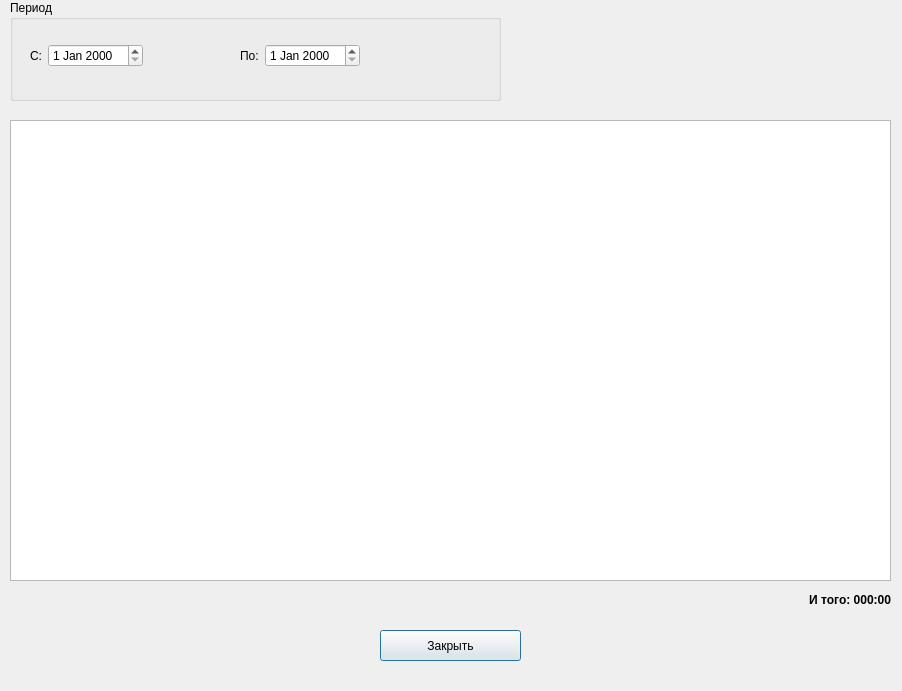
The window that TasksAccounting/worksreportdialog.ui (MishIvan/UbuntuProjects) describes before a commit, drawn with Qt 5.
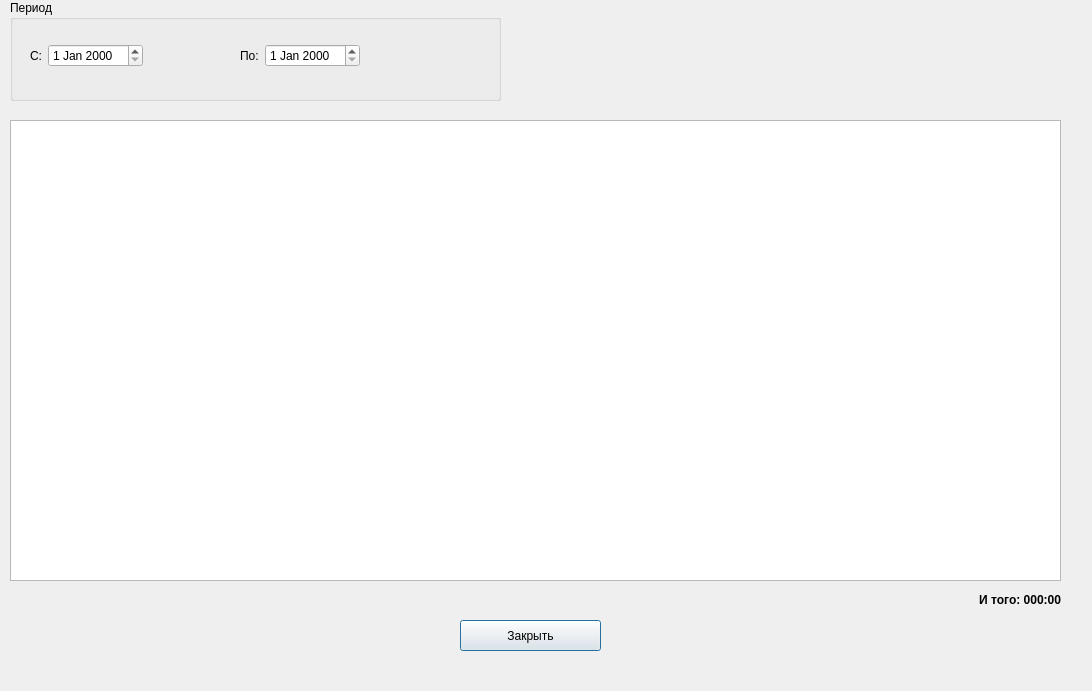
The same window after the commit.

```diff
--- a/TasksAccounting/worksreportdialog.ui
+++ b/TasksAccounting/worksreportdialog.ui
@@ -6,7 +6,7 @@
    <rect>
     <x>0</x>
     <y>0</y>
-    <width>902</width>
+    <width>1092</width>
     <height>691</height>
    </rect>
   </property>
@@ -21,7 +21,7 @@
     <rect>
      <x>10</x>
      <y>120</y>
-     <width>881</width>
+     <width>1051</width>
      <height>461</height>
     </rect>
    </property>
@@ -38,7 +38,7 @@
   <widget class="QLabel" name="m_sumTimeLabel">
    <property name="geometry">
     <rect>
-     <x>760</x>
+     <x>930</x>
      <y>590</y>
      <width>131</width>
      <height>19</height>
@@ -63,8 +63,8 @@
   <widget class="QPushButton" name="m_closeButton">
    <property name="geometry">
     <rect>
-     <x>380</x>
-     <y>630</y>
+     <x>460</x>
+     <y>620</y>
      <width>141</width>
      <height>31</height>
     </rect>
```
Left out of the diff: 2 changed lines with no effect on the pictures.
